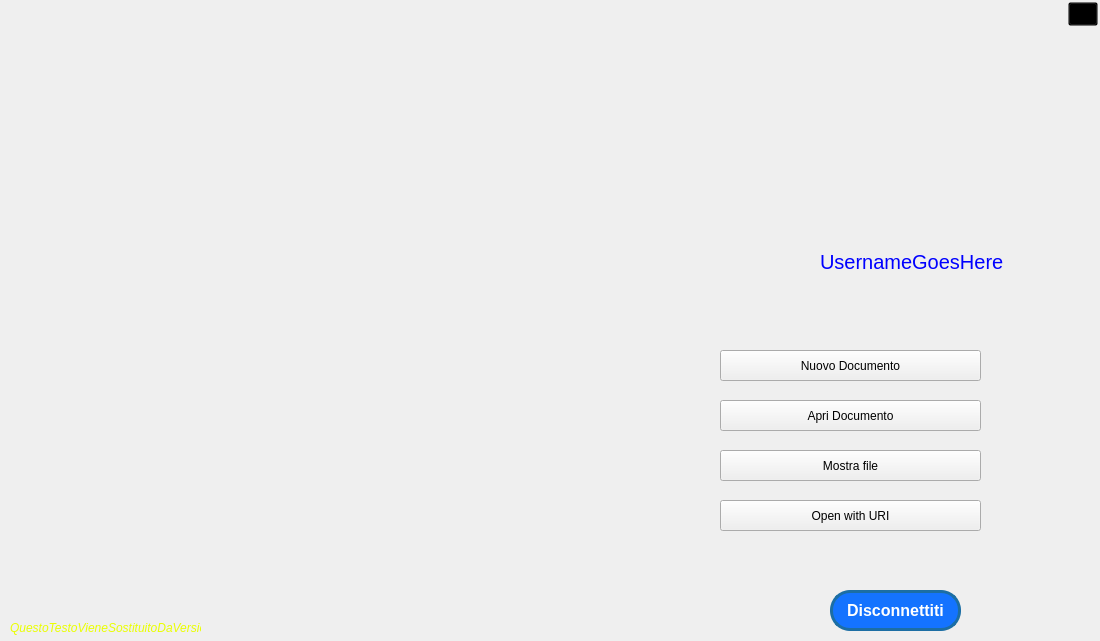
Above: ClientModule/startwindow.ui from giovannic96/Real-time-collaborative-text-editor before the change. Below: the same form after it.
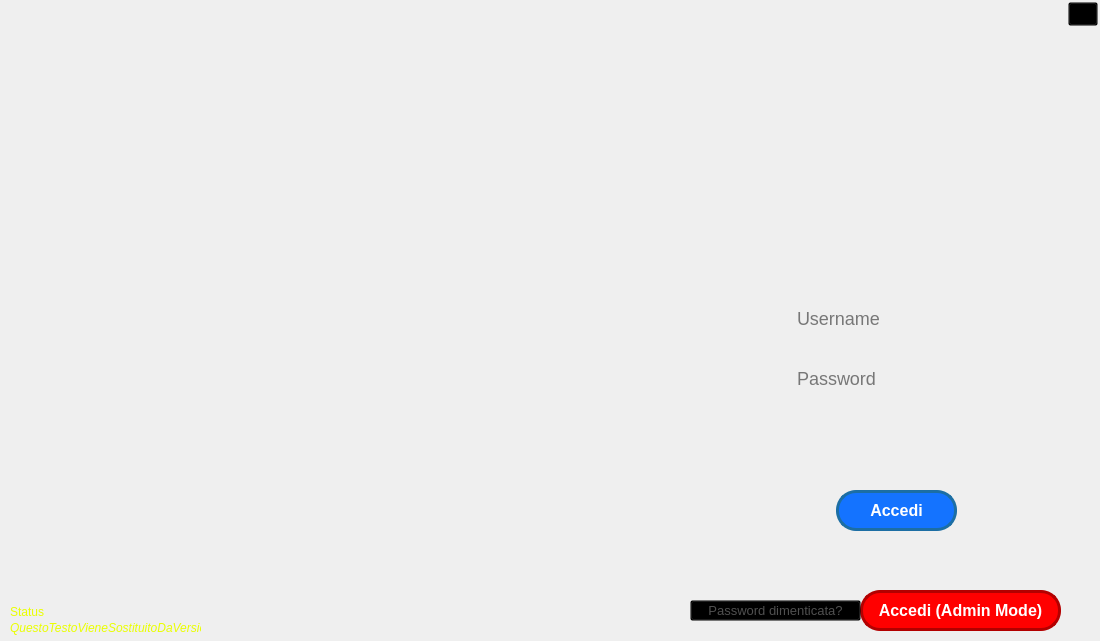
That is the form after the change. The open tabs and pages were chosen to show the change. Icons and pictures are not drawn.

The edit to the form file:
```diff
--- a/ClientModule/startwindow.ui
+++ b/ClientModule/startwindow.ui
@@ -416,240 +416,6 @@
       </property>
      </widget>
     </widget>
-    <widget class="QWidget" name="menuPage">
-     <property name="styleSheet">
-      <string notr="true">#menuPage {border-image: url(:/image/start.png);}</string>
-     </property>
-     <widget class="QPushButton" name="LogoutButton">
-      <property name="geometry">
-       <rect>
-        <x>830</x>
-        <y>590</y>
-        <width>131</width>
-        <height>41</height>
-       </rect>
-      </property>
-      <property name="maximumSize">
-       <size>
-        <width>16777199</width>
-        <height>16777215</height>
-       </size>
-      </property>
-      <property name="font">
-       <font>
-        <pointsize>-1</pointsize>
-        <weight>75</weight>
-        <bold>true</bold>
-       </font>
-      </property>
-      <property name="cursor">
-       <cursorShape>PointingHandCursor</cursorShape>
-      </property>
-      <property name="styleSheet">
-       <string notr="true">#LogoutButton{
-	color: rgb(255, 255, 255); 
-	background-color: rgb(20, 115, 255); 
-	font-size: 16px; 
-	border-radius: 20px; 
-	border: 3px solid rgb(28, 110, 164);
-}
-#LogoutButton:hover{
-	background-color: rgb(28, 110, 164);
-}
-#LogoutButton:pressed{
-	background-color: rgb(20, 78, 117);
-}</string>
-      </property>
-      <property name="text">
-       <string>Disconnettiti</string>
-      </property>
-     </widget>
-     <widget class="QPushButton" name="newDoc">
-      <property name="geometry">
-       <rect>
-        <x>720</x>
-        <y>350</y>
-        <width>261</width>
-        <height>31</height>
-       </rect>
-      </property>
-      <property name="cursor">
-       <cursorShape>PointingHandCursor</cursorShape>
-      </property>
-      <property name="styleSheet">
-       <string notr="true">#openEditor{
-	text-align: left;
-	color: #0000FF;
-	font-size: 20px;
-	background-color:transparent;
-	border: transparent;
-}
-#openEditor:hover{
-	text-decoration: underline;
-}
-</string>
-      </property>
-      <property name="text">
-       <string>Nuovo Documento</string>
-      </property>
-      <property name="icon">
-       <iconset resource="Risorse.qrc">
-        <normaloff>:/image/397435-200.png</normaloff>:/image/397435-200.png</iconset>
-      </property>
-      <property name="iconSize">
-       <size>
-        <width>13</width>
-        <height>13</height>
-       </size>
-      </property>
-     </widget>
-     <widget class="QPushButton" name="Username">
-      <property name="geometry">
-       <rect>
-        <x>820</x>
-        <y>250</y>
-        <width>211</width>
-        <height>23</height>
-       </rect>
-      </property>
-      <property name="cursor">
-       <cursorShape>PointingHandCursor</cursorShape>
-      </property>
-      <property name="styleSheet">
-       <string notr="true">#Username{
-	text-align: left;
-	color: #0000FF;
-	font-size: 20px;
-	background-color:transparent;
-	border: transparent;
-}
-#Username:hover{
-	text-decoration: underline;
-}
-</string>
-      </property>
-      <property name="text">
-       <string>UsernameGoesHere</string>
-      </property>
-     </widget>
-     <widget class="QPushButton" name="openDoc">
-      <property name="geometry">
-       <rect>
-        <x>720</x>
-        <y>400</y>
-        <width>261</width>
-        <height>31</height>
-       </rect>
-      </property>
-      <property name="cursor">
-       <cursorShape>PointingHandCursor</cursorShape>
-      </property>
-      <property name="styleSheet">
-       <string notr="true">#openEditor{
-	text-align: left;
-	color: #0000FF;
-	font-size: 20px;
-	background-color:transparent;
-	border: transparent;
-}
-#openEditor:hover{
-	text-decoration: underline;
-}
-</string>
-      </property>
-      <property name="text">
-       <string>Apri Documento</string>
-      </property>
-      <property name="icon">
-       <iconset resource="Risorse.qrc">
-        <normaloff>:/image/397435-200.png</normaloff>:/image/397435-200.png</iconset>
-      </property>
-      <property name="iconSize">
-       <size>
-        <width>13</width>
-        <height>13</height>
-       </size>
-      </property>
-     </widget>
-     <widget class="QPushButton" name="listFiles2">
-      <property name="geometry">
-       <rect>
-        <x>720</x>
-        <y>450</y>
-        <width>261</width>
-        <height>31</height>
-       </rect>
-      </property>
-      <property name="cursor">
-       <cursorShape>PointingHandCursor</cursorShape>
-      </property>
-      <property name="styleSheet">
-       <string notr="true">#openEditor{
-	text-align: left;
-	color: #0000FF;
-	font-size: 20px;
-	background-color:transparent;
-	border: transparent;
-}
-#openEditor:hover{
-	text-decoration: underline;
-}
-</string>
-      </property>
-      <property name="text">
-       <string>Mostra file</string>
-      </property>
-      <property name="icon">
-       <iconset resource="Risorse.qrc">
-        <normaloff>:/image/397435-200.png</normaloff>:/image/397435-200.png</iconset>
-      </property>
-      <property name="iconSize">
-       <size>
-        <width>13</width>
-        <height>13</height>
-       </size>
-      </property>
-     </widget>
-     <widget class="QPushButton" name="openWithURI">
-      <property name="geometry">
-       <rect>
-        <x>720</x>
-        <y>500</y>
-        <width>261</width>
-        <height>31</height>
-       </rect>
-      </property>
-      <property name="cursor">
-       <cursorShape>PointingHandCursor</cursorShape>
-      </property>
-      <property name="styleSheet">
-       <string notr="true">#openEditor{
-	text-align: left;
-	color: #0000FF;
-	font-size: 20px;
-	background-color:transparent;
-	border: transparent;
-}
-#openEditor:hover{
-	text-decoration: underline;
-}
-</string>
-      </property>
-      <property name="text">
-       <string>Open with URI</string>
-      </property>
-      <property name="icon">
-       <iconset resource="Risorse.qrc">
-        <normaloff>:/image/397435-200.png</normaloff>:/image/397435-200.png</iconset>
-      </property>
-      <property name="iconSize">
-       <size>
-        <width>13</width>
-        <height>13</height>
-       </size>
-      </property>
-     </widget>
-    </widget>
    </widget>
    <widget class="QPushButton" name="exitButton">
     <property name="geometry">
```
Left out of the diff: 10 changed lines with no effect on the pictures.
